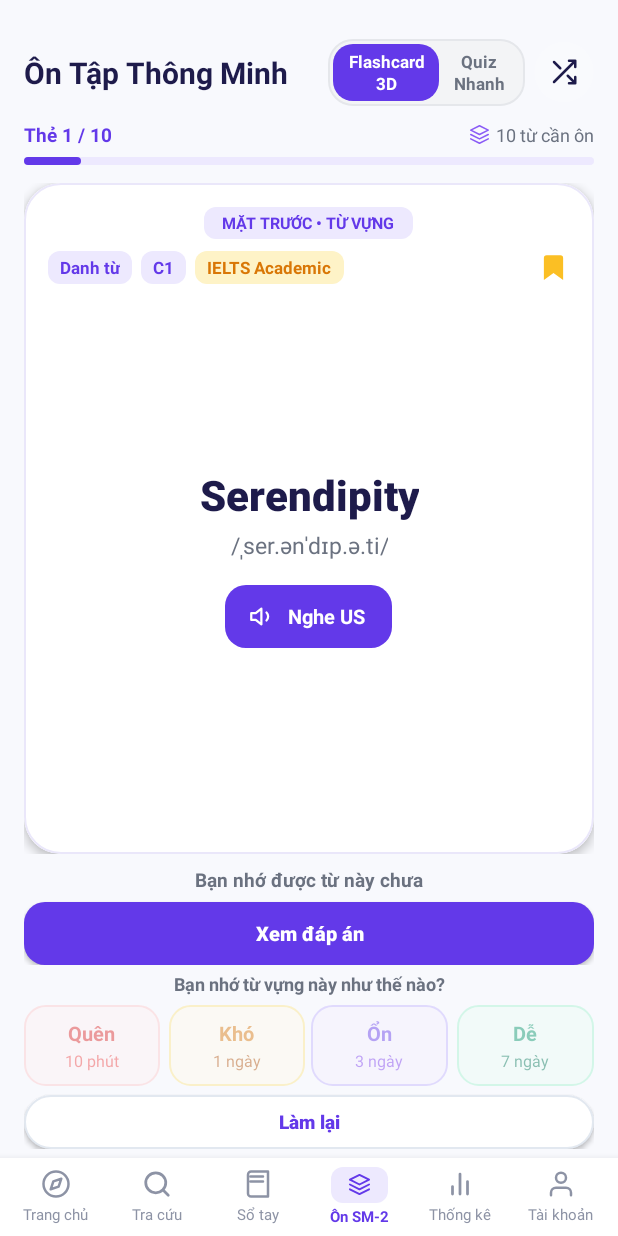
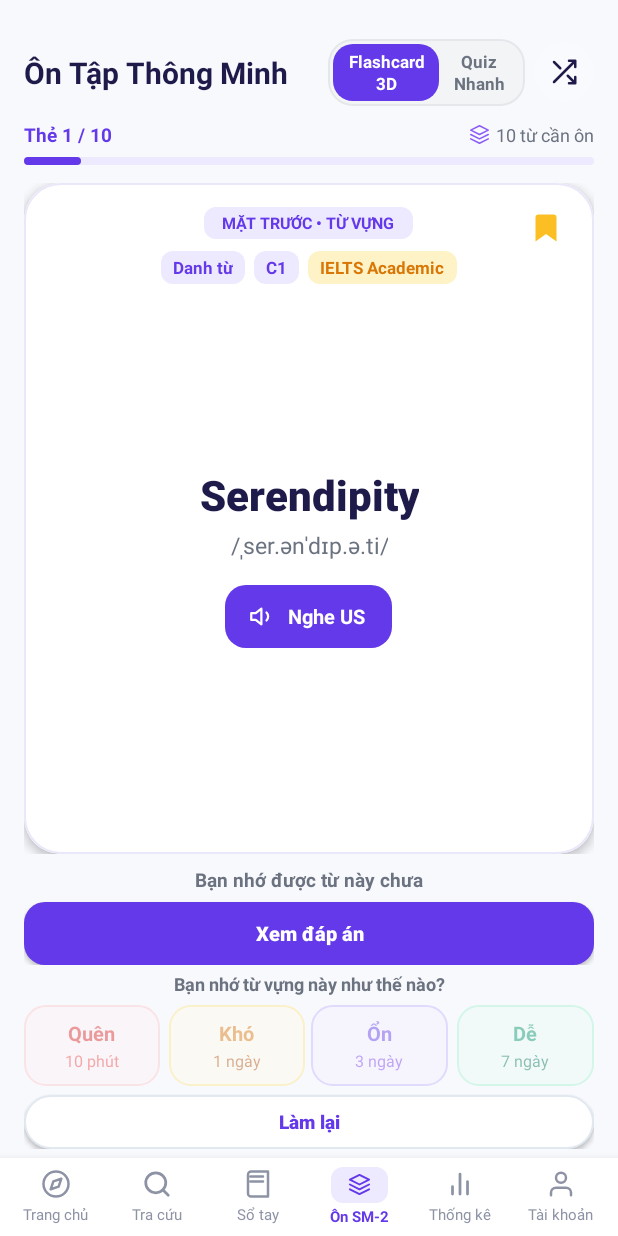
Before and after one commit to UMISORA09/Tu_Dien_Ca_Nhan, an Android app: the FlashcardActivity screen opened directly, with no data from a screen before it, on a phone screen of 412 x 824 dp. Run offline under Robolectric (Android 15) with nearby library versions, the phone set to English and light mode, and no system bars.

Commit message:
fix(flashcard): center align topic and grammar badges on front card

```diff
--- a/app/src/main/res/layout/activity_flashcard.xml
+++ b/app/src/main/res/layout/activity_flashcard.xml
@@ -207,10 +207,26 @@
             app:cardCornerRadius="24dp"
             app:cardElevation="4dp">
 
+            <FrameLayout
+                android:layout_width="match_parent"
+                android:layout_height="match_parent"
+                android:background="@drawable/bg_card_3d_front">
+
+                <!-- Bookmark Icon ở góc trên bên phải -->
+                <ImageView
+                    android:id="@+id/btnBookmarkFront"
+                    android:layout_width="36dp"
+                    android:layout_height="36dp"
+                    android:layout_gravity="top|end"
+                    android:layout_marginTop="12dp"
+                    android:layout_marginEnd="14dp"
+                    android:padding="6dp"
+                    android:contentDescription="Đánh dấu"
+                    android:src="@drawable/ic_bookmark_gold" />
+
                 <LinearLayout
                     android:layout_width="match_parent"
                     android:layout_height="match_parent"
-                android:background="@drawable/bg_card_3d_front"
                     android:gravity="center_horizontal"
                     android:orientation="vertical"
                     android:padding="16dp">
@@ -234,11 +250,12 @@
                             android:textStyle="bold" />
                     </LinearLayout>
 
-                <!-- Front Top Row: Badges & Bookmark -->
+                    <!-- Front Top Row: 3 Badges CĂN CHỈNH Ở GIỮA -->
                     <LinearLayout
-                    android:layout_width="match_parent"
+                        android:layout_width="wrap_content"
                         android:layout_height="wrap_content"
-                    android:gravity="center_vertical"
+                        android:layout_gravity="center_horizontal"
+                        android:gravity="center"
                         android:orientation="horizontal">
 
                         <!-- Part of Speech Badge -->
@@ -287,19 +304,6 @@
                             android:textColor="#D97706"
                             android:textSize="11.5sp"
                             android:textStyle="bold" />
-
-                    <View
-                        android:layout_width="0dp"
-                        android:layout_height="1dp"
-                        android:layout_weight="1" />
-
-                    <!-- Bookmark Icon -->
-                    <ImageView
-                        android:id="@+id/btnBookmarkFront"
-                        android:layout_width="22dp"
-                        android:layout_height="22dp"
-                        android:contentDescription="Đánh dấu"
-                        android:src="@drawable/ic_bookmark_gold" />
                     </LinearLayout>
 
                     <!-- Center Content: English Word, Phonetic, Big Speaker -->
@@ -364,6 +368,7 @@
                     </LinearLayout>
 
                 </LinearLayout>
+            </FrameLayout>
         </androidx.cardview.widget.CardView>
 
         <!-- ================= BACK OF CARD ================= -->
```
Lines whose indentation alone changed are shown as unchanged.
